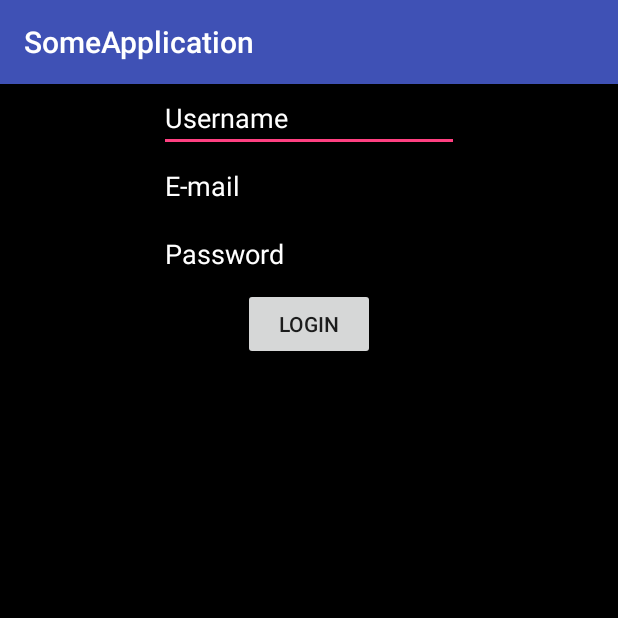
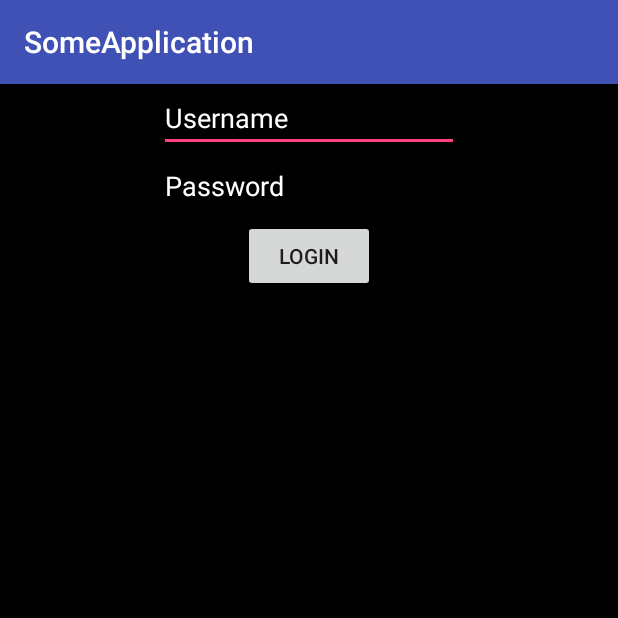
Before and after one commit to kodchakornW/Android-MiniWorkshop, an Android app: the screen it shows after launch (MainActivity), after a tap on "LOGIN", on a phone screen of 412 x 824 dp, the top half of it. Run offline under Robolectric (Android 15) with nearby library versions, the phone set to English and light mode, and no system bars; 3 statements that could not run were skipped.

```diff
--- a/app/build.gradle
+++ b/app/build.gradle
@@ -24,7 +24,7 @@ dependencies {
     androidTestCompile('com.android.support.test.espresso:espresso-core:2.2.2', {
         exclude group: 'com.android.support', module: 'support-annotations'
     })
-    compile 'com.android.support:appcompat-v7:25.1.1'
+    compile 'com.android.support:appcompat-v7:25.2.0'
     testCompile 'junit:junit:4.12'
 
     compile 'com.squareup.retrofit2:retrofit:2.1.0'
--- a/app/src/main/java/com/example/phuwarin/someapplication/ApiService.java
+++ b/app/src/main/java/com/example/phuwarin/someapplication/ApiService.java
@@ -12,4 +12,4 @@ import retrofit2.http.GET;
 public interface ApiService {
     @GET("retrieve.php")
     Call<List<Member>> retrieveMember();
- }
+}
--- a/app/src/main/java/com/example/phuwarin/someapplication/MainActivity.java
+++ b/app/src/main/java/com/example/phuwarin/someapplication/MainActivity.java
@@ -21,24 +21,18 @@ public class MainActivity extends AppCompatActivity implements View.OnClickListe
 
     private EditText editUsername;
     private EditText editPassword;
-    private EditText editEmail;
     private Button buttonSubmit;
 
+    private List<Member> listMember;
 
     @Override
     protected void onCreate(Bundle savedInstanceState) {
         super.onCreate(savedInstanceState);
         setContentView(R.layout.activity_main);
 
-        editUsername = (EditText) findViewById(R.id.edit_username);
-        editPassword = (EditText) findViewById(R.id.edit_password);
-        editEmail = (EditText) findViewById(R.id.edit_email);
-        buttonSubmit = (Button) findViewById(R.id.button_login);
-
-        buttonSubmit.setOnClickListener(this);
-
+        initUi();
         Retrofit retrofit = new Retrofit.Builder()
-                .baseUrl("http://192.168.1.34/member_database/")
+                .baseUrl("http://161.246.103.128/member_database/")
                 .addConverterFactory(GsonConverterFactory.create())
                 .build();
         ApiService service = retrofit.create(ApiService.class);
@@ -46,13 +40,20 @@ public class MainActivity extends AppCompatActivity implements View.OnClickListe
 
         call.enqueue(new Callback<List<Member>>() {
             @Override
-            public void onResponse(Call<List<Member>> call, Response<List<Member>> response) {
-                Toast.makeText(getApplicationContext(), "Done", Toast.LENGTH_SHORT).show();
+            public void onResponse(Call<List<Member>> call,
+                                   Response<List<Member>> response) {
+                if (response.isSuccessful()) {
+                    listMember = response.body();
+                }
             }
 
             @Override
-            public void onFailure(Call<List<Member>> call, Throwable t) {
-                Toast.makeText(getApplicationContext(), "Fail", Toast.LENGTH_SHORT).show();
+            public void onFailure(Call<List<Member>> call,
+                                  Throwable t) {
+                Toast.makeText(getApplicationContext(),
+                        "Unable to load data",
+                        Toast.LENGTH_SHORT)
+                        .show();
             }
         });
     }
@@ -63,11 +64,38 @@ public class MainActivity extends AppCompatActivity implements View.OnClickListe
             // When click it's call here.
             String username = editUsername.getText().toString();
             String password = editPassword.getText().toString();
-            String email = editEmail.getText().toString();
+            boolean hasUser = false;
 
-            Toast.makeText(this, "username = " + username +
-                            "  password = " + password +
-                            "  email = " + email, Toast.LENGTH_LONG).show();
+            for (Member aMember : listMember) {
+                if (aMember.getUsername().equals(username)) {
+                    hasUser = true;
+                    if (aMember.getPassword().equals(password)) {
+                        Toast.makeText(getApplicationContext(),
+                                "Login Successful",
+                                Toast.LENGTH_SHORT)
+                                .show();
+                    } else {
+                        Toast.makeText(getApplicationContext(),
+                                "Password Incorrect",
+                                Toast.LENGTH_SHORT)
+                                .show();
+                    }
+                }
+            }
+            if (!hasUser) {
+                Toast.makeText(getApplicationContext(),
+                        "Not has this user",
+                        Toast.LENGTH_SHORT)
+                        .show();
+            }
         }
     }
+
+    private void initUi() {
+        editUsername = (EditText) findViewById(R.id.edit_username);
+        editPassword = (EditText) findViewById(R.id.edit_password);
+        buttonSubmit = (Button) findViewById(R.id.button_login);
+
+        buttonSubmit.setOnClickListener(this);
+    }
 }
--- a/app/src/main/res/layout/activity_main.xml
+++ b/app/src/main/res/layout/activity_main.xml
@@ -12,16 +12,6 @@
         android:layout_height="wrap_content"
         android:layout_gravity="center_horizontal"
         android:hint="Username"
-        android:maxLines="1"
-        android:textColor="#ffffff"
-        android:textColorHint="#ffffff" />
-
-    <EditText
-        android:id="@+id/edit_email"
-        android:layout_width="200dp"
-        android:layout_height="wrap_content"
-        android:layout_gravity="center_horizontal"
-        android:hint="E-mail"
         android:maxLines="1"
         android:textColor="#ffffff"
         android:textColorHint="#ffffff" />
```
